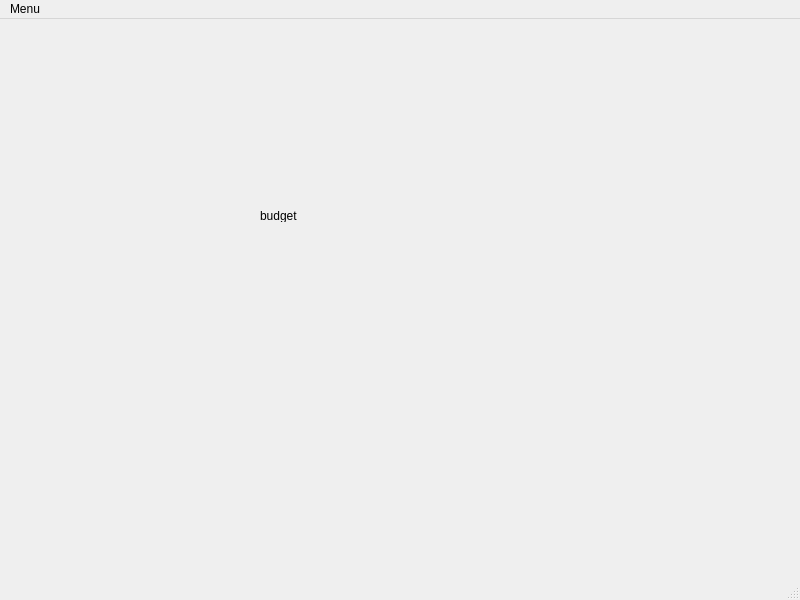
amstevenson/Qt-BudgetPlanner, file BudgetPlanner/accountbudgetwindow.ui: the form before one commit.
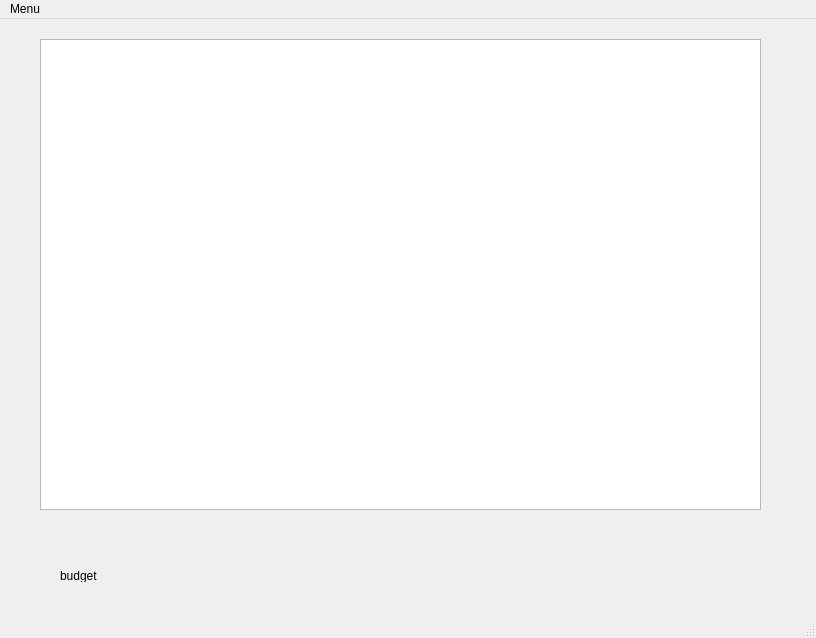
The form after the commit.

What changed in the file:
```diff
--- a/BudgetPlanner/accountbudgetwindow.ui
+++ b/BudgetPlanner/accountbudgetwindow.ui
@@ -6,8 +6,8 @@
    <rect>
     <x>0</x>
     <y>0</y>
-    <width>800</width>
-    <height>600</height>
+    <width>816</width>
+    <height>638</height>
    </rect>
   </property>
   <property name="windowTitle">
@@ -17,8 +17,8 @@
    <widget class="QLabel" name="label">
     <property name="geometry">
      <rect>
-      <x>260</x>
-      <y>190</y>
+      <x>60</x>
+      <y>550</y>
       <width>46</width>
       <height>13</height>
      </rect>
@@ -27,13 +27,23 @@
      <string>budget</string>
     </property>
    </widget>
+   <widget class="QTreeView" name="budgetTreeView">
+    <property name="geometry">
+     <rect>
+      <x>40</x>
+      <y>20</y>
+      <width>721</width>
+      <height>471</height>
+     </rect>
+    </property>
+   </widget>
   </widget>
   <widget class="QMenuBar" name="menubar">
    <property name="geometry">
     <rect>
      <x>0</x>
      <y>0</y>
-     <width>800</width>
+     <width>816</width>
      <height>21</height>
     </rect>
    </property>
```
